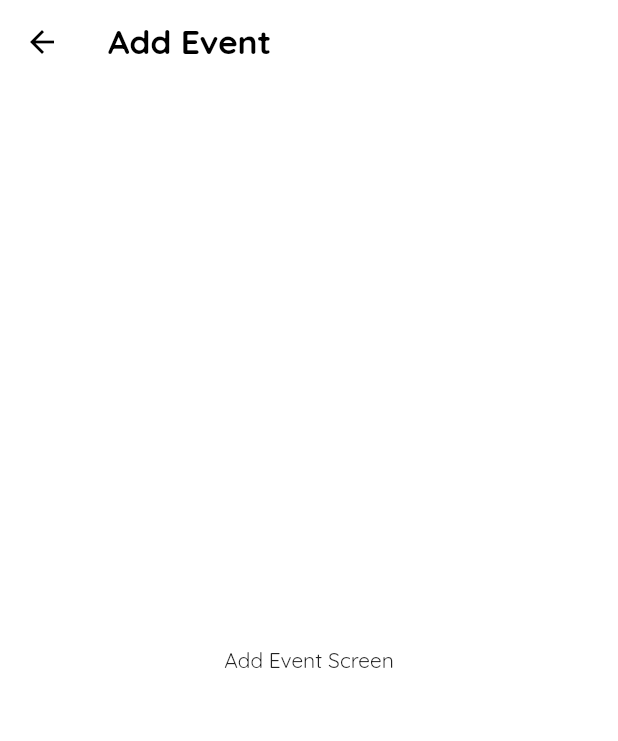
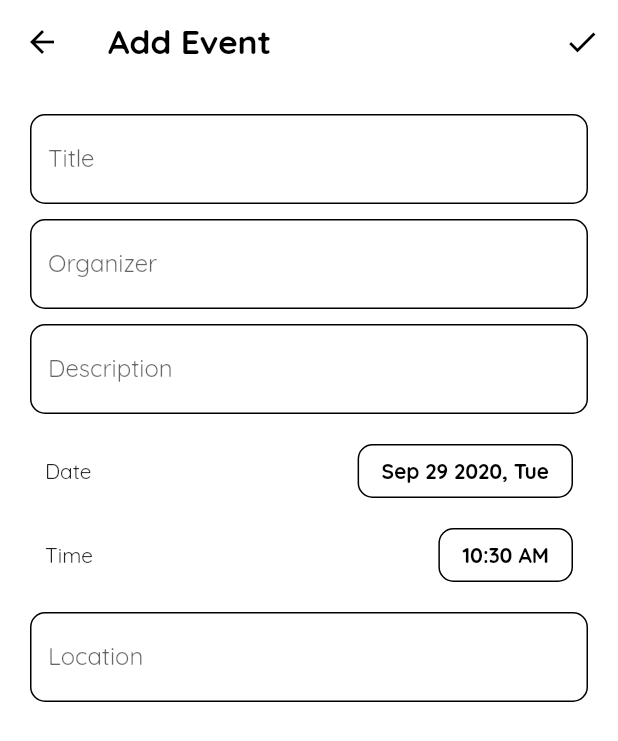
Before and after one commit to navaneethp123/nitk_virtual_guide, a Flutter app: the AddEventsScreen screen opened by its route, on a phone screen of 412 x 824 dp. Shown: the top 741 px of the screen. Run offline on Flutter 3.47's test engine with Material 2 defaults, Android fonts, the phone set to English and light mode, and no system bars.

Commit message:
Added Form in Add Event Screen

```diff
--- a/lib/ui/screens/add_event_screen.dart
+++ b/lib/ui/screens/add_event_screen.dart
@@ -1,4 +1,7 @@
 import 'package:flutter/material.dart';
+
+import '../widgets/custom-date-time-picker.dart';
+import '../widgets/custom-text-form-field.dart';
 
 class AddEventsScreen extends StatefulWidget {
   static const String routeName = 'add-events-screen';
@@ -8,6 +11,33 @@ class AddEventsScreen extends StatefulWidget {
 }
 
 class _AddEventsScreenState extends State<AddEventsScreen> {
+  final _form = GlobalKey<FormState>();
+
+  String _title;
+  String _organizer;
+  String _description;
+  DateTime _dateTime;
+  String _location;
+
+  void validateAndSave(BuildContext context) {
+    if (!_form.currentState.validate()) return;
+    _form.currentState.save();
+
+    // TO-DO: Create an event and update list
+    print('Title = $_title');
+    print('Organizer = $_organizer');
+    print('Description = $_description');
+    print('DateTime = ${_dateTime.toIso8601String()}');
+    print('Location = $_location');
+
+    Navigator.of(context).pop();
+  }
+
+  String defaultValidator(String field, String value) {
+    if (value.isEmpty) return '$field cannot be empty';
+    return null;
+  }
+
   @override
   Widget build(BuildContext context) {
     return Scaffold(
@@ -16,9 +46,57 @@ class _AddEventsScreenState extends State<AddEventsScreen> {
           'Add Event',
           style: TextStyle(fontSize: kToolbarHeight * 0.4),
         ),
+        actions: [
+          IconButton(
+            icon: Icon(Icons.done),
+            onPressed: () => validateAndSave(context),
+          ),
+        ],
       ),
-      body: Center(
-        child: Text('Add Event Screen'),
+      body: Form(
+        key: _form,
+        child: SingleChildScrollView(
+          child: Container(
+            margin: EdgeInsets.all(10),
+            padding: EdgeInsets.all(5),
+            child: Column(
+              children: [
+                CustomTextFormField(
+                  label: 'Title',
+                  onSaved: (newValue) => _title = newValue,
+                  validator: (value) => defaultValidator('Title', value),
+                ),
+                CustomTextFormField(
+                  label: 'Organizer',
+                  onSaved: (newValue) => _organizer = newValue,
+                  validator: (value) => defaultValidator('Organizer', value),
+                ),
+                CustomTextFormField(
+                  label: 'Description',
+                  onSaved: (newValue) => _description = newValue,
+                  validator: (value) {
+                    if (value.length < 20)
+                      return 'Description should be atleast 20 characters';
+                    return null;
+                  },
+                ),
+                CustomDateTimePicker(
+                  context: context,
+                  onSaved: (newValue) => _dateTime = newValue,
+                  validator: (value) {
+                    if (!value.isAfter(DateTime.now())) return '';
+                    return null;
+                  },
+                ),
+                CustomTextFormField(
+                  label: 'Location',
+                  onSaved: (newValue) => _location = newValue,
+                  validator: (value) => defaultValidator('Location', value),
+                ),
+              ],
+            ),
+          ),
+        ),
       ),
     );
   }
--- /dev/null
+++ b/lib/ui/widgets/custom-date-time-picker.dart
@@ -0,0 +1,63 @@
+import 'package:intl/intl.dart';
+import 'package:flutter/material.dart';
+
+import 'date-time-button.dart';
+
+class CustomDateTimePicker extends FormField<DateTime> {
+  static DateTime _withDate(DateTime value, DateTime date) {
+    return DateTime(date.year, date.month, date.day, value.hour, value.minute);
+  }
+
+  static DateTime _withTime(DateTime value, TimeOfDay time) {
+    return DateTime(value.year, value.month, value.day, time.hour, time.minute);
+  }
+
+  CustomDateTimePicker({
+    FormFieldSetter<DateTime> onSaved,
+    FormFieldValidator<DateTime> validator,
+    BuildContext context,
+  }) : super(
+          onSaved: onSaved,
+          validator: validator,
+          enabled: true,
+          initialValue: DateTime.now().add(Duration(seconds: 1)),
+          builder: (state) {
+            return Padding(
+              padding: EdgeInsets.all(5),
+              child: Column(
+                children: [
+                  DateTimeButton(
+                    label: 'Date',
+                    value: DateFormat('MMM d yyyy, E').format(state.value),
+                    hasError: state.hasError,
+                    onPressed: () {
+                      var now = DateTime.now();
+                      showDatePicker(
+                        context: context,
+                        initialDate: state.value,
+                        firstDate: now,
+                        lastDate: now.add(Duration(days: 150)),
+                      ).then((value) {
+                        state.didChange(_withDate(state.value, value));
+                      });
+                    },
+                  ),
+                  DateTimeButton(
+                    label: 'Time',
+                    value: TimeOfDay.fromDateTime(state.value).format(context),
+                    hasError: state.hasError,
+                    onPressed: () {
+                      showTimePicker(
+                        context: context,
+                        initialTime: TimeOfDay.fromDateTime(state.value),
+                      ).then((value) {
+                        state.didChange(_withTime(state.value, value));
+                      });
+                    },
+                  ),
+                ],
+              ),
+            );
+          },
+        );
+}
--- /dev/null
+++ b/lib/ui/widgets/custom-text-form-field.dart
@@ -0,0 +1,29 @@
+import 'package:flutter/material.dart';
+
+class CustomTextFormField extends StatelessWidget {
+  final String label;
+  final FormFieldValidator<String> validator;
+  final FormFieldSetter<String> onSaved;
+
+  static const _border = OutlineInputBorder(
+    borderRadius: BorderRadius.all(Radius.circular(10.0)),
+  );
+
+  CustomTextFormField({this.label, this.validator, this.onSaved});
+
+  @override
+  Widget build(BuildContext context) {
+    return Container(
+      padding: EdgeInsets.all(5),
+      child: TextFormField(
+        validator: validator,
+        onSaved: onSaved,
+        decoration: InputDecoration(
+          labelText: label,
+          border: _border,
+          enabledBorder: _border,
+        ),
+      ),
+    );
+  }
+}
--- /dev/null
+++ b/lib/ui/widgets/date-time-button.dart
@@ -0,0 +1,42 @@
+import 'package:flutter/material.dart';
+
+class DateTimeButton extends StatelessWidget {
+  final String label;
+  final String value;
+  final Function onPressed;
+  final bool hasError;
+
+  DateTimeButton({this.label, this.value, this.onPressed, this.hasError});
+
+  @override
+  Widget build(BuildContext context) {
+    return Container(
+      padding: EdgeInsets.all(10),
+      child: Row(
+        mainAxisAlignment: MainAxisAlignment.spaceBetween,
+        children: <Widget>[
+          Text(label),
+          FlatButton(
+            color: hasError ? Colors.red.withOpacity(0.48) : Colors.white,
+            onPressed: () {
+              FocusScope.of(context).unfocus();
+              onPressed();
+            },
+            shape: RoundedRectangleBorder(
+              borderRadius: BorderRadius.circular(10),
+              side: BorderSide(color: Colors.black),
+            ),
+            child: Text(
+              value,
+              style: TextStyle(
+                fontWeight: FontWeight.bold,
+                color: Colors.black,
+              ),
+            ),
+            materialTapTargetSize: MaterialTapTargetSize.shrinkWrap,
+          ),
+        ],
+      ),
+    );
+  }
+}
--- a/pubspec.yaml
+++ b/pubspec.yaml
@@ -23,6 +23,7 @@ environment:
 dependencies:
   flutter:
     sdk: flutter
+  intl: ^0.16.1
 
 
   # The following adds the Cupertino Icons font to your application.
```
Also changed, not shown: pubspec.lock.
